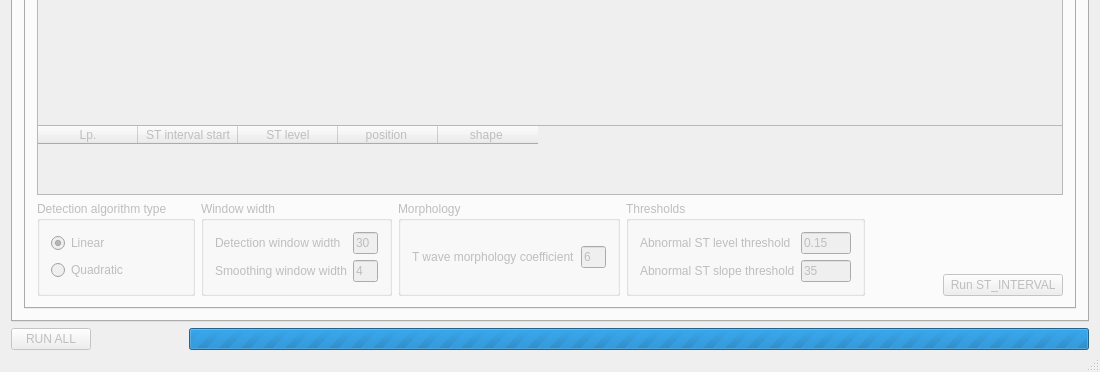
First picture: the form in EKG/Views/airecgmain.ui, repository qwerty90/ProjektEKG, before the edit; both pictures show x 0 to 1100 and y 396 to 768 of the 1100 by 768 pixel window.
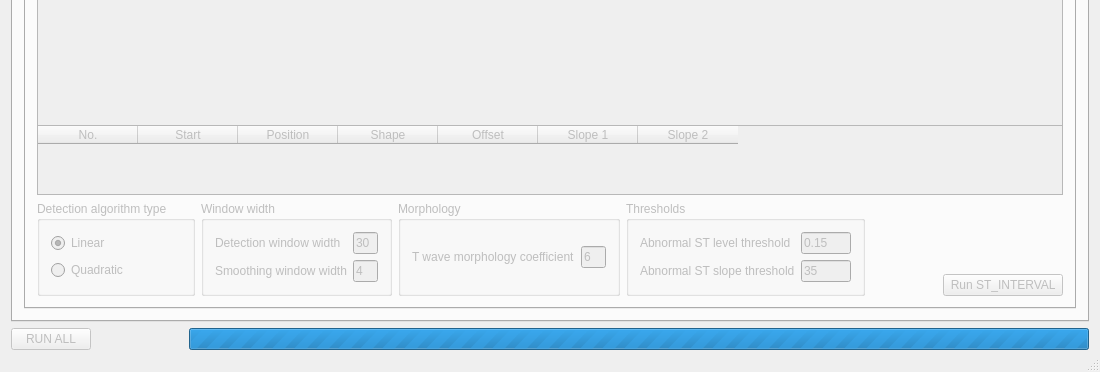
Second picture: the form after the edit. Icons and pictures are not drawn.

Commit message: Add missing columns for ST list

The edit to the form file:
```diff
--- a/EKG/Views/airecgmain.ui
+++ b/EKG/Views/airecgmain.ui
@@ -2654,27 +2654,37 @@
                    <widget class="QTableWidget" name="stIntervalList">
                     <column>
                      <property name="text">
-                      <string>Lp.</string>
+                      <string>No.</string>
                      </property>
                     </column>
                     <column>
                      <property name="text">
-                      <string>ST interval start</string>
+                      <string>Start</string>
                      </property>
                     </column>
                     <column>
                      <property name="text">
-                      <string>ST level</string>
+                      <string>Position</string>
                      </property>
                     </column>
                     <column>
                      <property name="text">
-                      <string>position </string>
+                      <string>Shape</string>
                      </property>
                     </column>
                     <column>
                      <property name="text">
-                      <string>shape </string>
+                      <string>Offset</string>
+                     </property>
+                    </column>
+                    <column>
+                     <property name="text">
+                      <string>Slope 1</string>
+                     </property>
+                    </column>
+                    <column>
+                     <property name="text">
+                      <string>Slope 2</string>
                      </property>
                     </column>
                    </widget>
```
Left out of the diff: 36 changed lines with no effect on the pictures.
